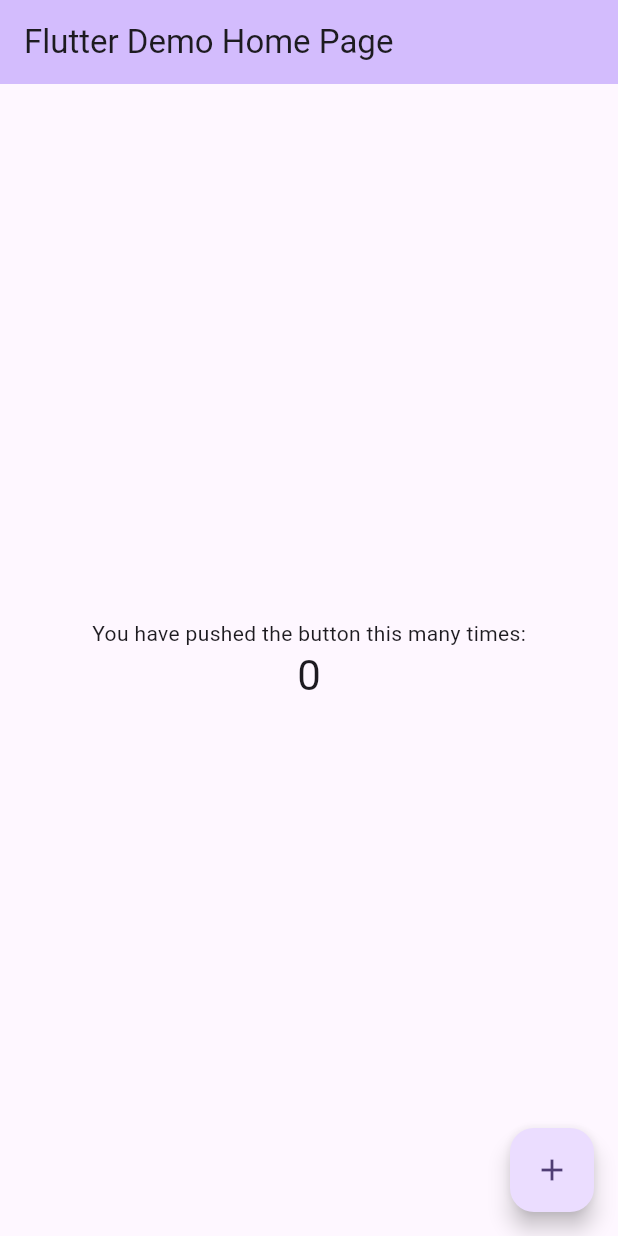
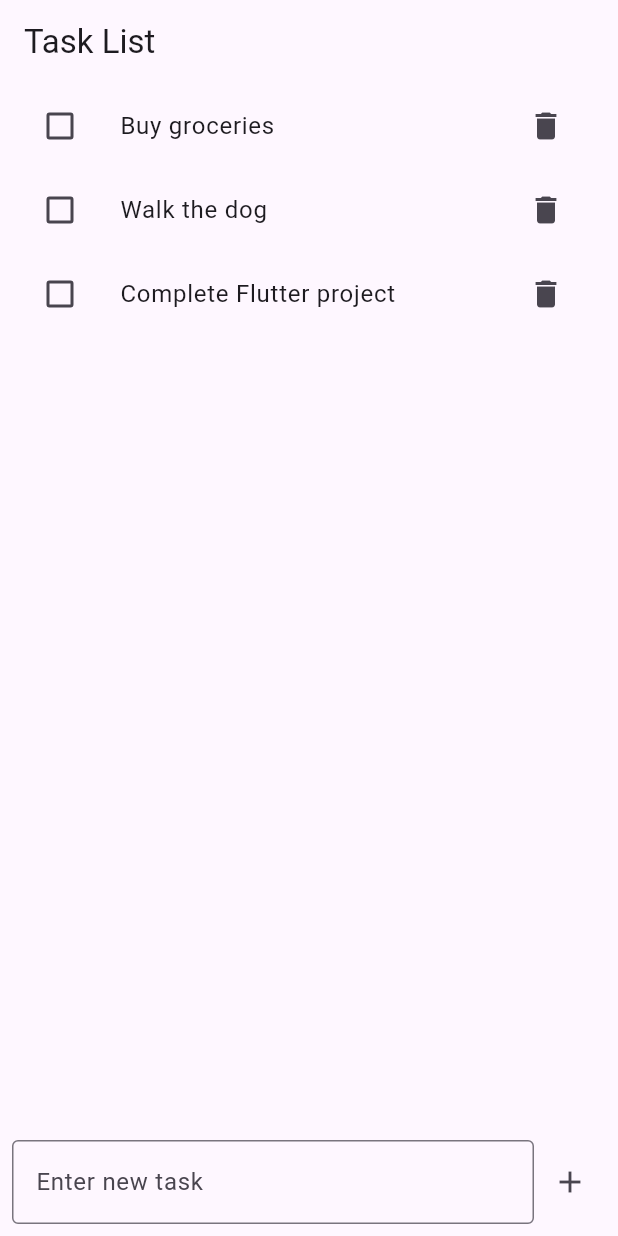
Before and after one commit to Samiz244/to_do_list, a Flutter app: the screen it shows after launch, on a phone screen of 412 x 824 dp. Run offline on Flutter 3.47's test engine with Material 3 defaults, Android fonts, the phone set to English and light mode, and no system bars.

Commit message:
Add functionality.

```diff
--- a/lib/main.dart
+++ b/lib/main.dart
@@ -1,125 +1,143 @@
 import 'package:flutter/material.dart';
 
-void main() {
-  runApp(const MyApp());
+class Task {
+  String name;
+  bool isCompleted;
+
+  Task({required this.name, this.isCompleted = false});
 }
 
-class MyApp extends StatelessWidget {
-  const MyApp({super.key});
+class TaskListScreen extends StatefulWidget {
+  const TaskListScreen({super.key});
 
-  // This widget is the root of your application.
+  @override
+  _TaskListScreenState createState() => _TaskListScreenState();
+}
+
+class _TaskListScreenState extends State<TaskListScreen> {
+  // Define a list of tasks as an instance variable
+  List<Task> tasks = [
+    Task(name: 'Buy groceries'),
+    Task(name: 'Walk the dog'),
+    Task(name: 'Complete Flutter project'),
+  ];
+
+  // Method to add a new tasks
+  void _addTask(String taskName) {
+    setState(() {
+      tasks.add(Task(name: taskName));
+    });
+  }
+
+  // Method to mark tasks as completed
+  void _toggleTaskCompletion(int index) {
+    setState(() {
+      tasks[index].isCompleted = !tasks[index].isCompleted;
+    });
+  }
+
+  // Method to remove a task
+  void _removeTask(int index) {
+    setState(() {
+      tasks.removeAt(index);
+    });
+  }
+
+  // Build the UI for the task list
   @override
   Widget build(BuildContext context) {
-    return MaterialApp(
-      title: 'Flutter Demo',
-      theme: ThemeData(
-        // This is the theme of your application.
-        //
-        // TRY THIS: Try running your application with "flutter run". You'll see
-        // the application has a purple toolbar. Then, without quitting the app,
-        // try changing the seedColor in the colorScheme below to Colors.green
-        // and then invoke "hot reload" (save your changes or press the "hot
-        // reload" button in a Flutter-supported IDE, or press "r" if you used
-        // the command line to start the app).
-        //
-        // Notice that the counter didn't reset back to zero; the application
-        // state is not lost during the reload. To reset the state, use hot
-        // restart instead.
-        //
-        // This works for code too, not just values: Most code changes can be
-        // tested with just a hot reload.
-        colorScheme: ColorScheme.fromSeed(seedColor: Colors.deepPurple),
-        useMaterial3: true,
+    return Scaffold(
+      appBar: AppBar(
+        title: const Text('Task List'),
       ),
-      home: const MyHomePage(title: 'Flutter Demo Home Page'),
+      body: Column(
+        children: [
+          Expanded(
+            child: ListView.builder(
+              itemCount: tasks.length,
+              itemBuilder: (context, index) {
+                return ListTile(
+                  title: Text(
+                    tasks[index].name,
+                    style: TextStyle(
+                      decoration: tasks[index].isCompleted
+                          ? TextDecoration.lineThrough
+                          : TextDecoration.none,
+                    ),
+                  ),
+
+                  leading: Checkbox(
+                    value: tasks[index].isCompleted,  // [Checkbox to show completion status]
+                    onChanged: (value) {
+                      _toggleTaskCompletion(index);  // [Toggle task completion on checkbox change]
+                    },
+                  ),
+                  trailing: IconButton(
+                    icon: Icon(Icons.delete),
+                    onPressed: () => _removeTask(index),  // [Remove task when Delete button is pressed]
+                  ),
+                );
+              },
+            ),
+          ),
+          Padding(
+            padding: const EdgeInsets.all(8.0),
+            child: Row(
+              children: [
+                Expanded(
+                  child: TextField(
+                    decoration: InputDecoration(
+                      labelText: 'Enter new task',
+                      border: OutlineInputBorder(),
+                    ),
+                    onSubmitted: (value) {
+                      if (value.isNotEmpty) {
+                        _addTask(value); // [Add new task on submission]
+                      }
+                    },
+                  ),
+                ),
+                IconButton(
+                  icon: Icon(Icons.add),
+                  onPressed: () {
+                    // [Add task when Add button is tapped]
+                    final controller = TextEditingController();
+                    showDialog(
+                      context: context,
+                      builder: (context) {
+                        return AlertDialog(
+                          title: Text('Add Task'),
+                          content: TextField(
+                            controller: controller,
+                            decoration: InputDecoration(labelText: 'Task Name'),
+                          ),
+                          actions: [
+                            TextButton(
+                              onPressed: () {
+                                if (controller.text.isNotEmpty) {
+                                  _addTask(controller.text);
+                                }
+                                Navigator.of(context).pop(); // [Close dialog]
+                              },
+                              child: Text('Add'),
+                            ),
+                          ],
+                        );
+                      },
+                    );
+                  },
+                ),
+              ],
+            ),
+          ),
+        ],
+      ),
     );
   }
 }
 
-class MyHomePage extends StatefulWidget {
-  const MyHomePage({super.key, required this.title});
-
-  // This widget is the home page of your application. It is stateful, meaning
-  // that it has a State object (defined below) that contains fields that affect
-  // how it looks.
-
-  // This class is the configuration for the state. It holds the values (in this
-  // case the title) provided by the parent (in this case the App widget) and
-  // used by the build method of the State. Fields in a Widget subclass are
-  // always marked "final".
-
-  final String title;
-
-  @override
-  State<MyHomePage> createState() => _MyHomePageState();
+void main() {
+  runApp(MaterialApp(
+    home: TaskListScreen(),
+  ));
 }
-
-class _MyHomePageState extends State<MyHomePage> {
-  int _counter = 0;
-
-  void _incrementCounter() {
-    setState(() {
-      // This call to setState tells the Flutter framework that something has
-      // changed in this State, which causes it to rerun the build method below
-      // so that the display can reflect the updated values. If we changed
-      // _counter without calling setState(), then the build method would not be
-      // called again, and so nothing would appear to happen.
-      _counter++;
-    });
-  }
-
-  @override
-  Widget build(BuildContext context) {
-    // This method is rerun every time setState is called, for instance as done
-    // by the _incrementCounter method above.
-    //
-    // The Flutter framework has been optimized to make rerunning build methods
-    // fast, so that you can just rebuild anything that needs updating rather
-    // than having to individually change instances of widgets.
-    return Scaffold(
-      appBar: AppBar(
-        // TRY THIS: Try changing the color here to a specific color (to
-        // Colors.amber, perhaps?) and trigger a hot reload to see the AppBar
-        // change color while the other colors stay the same.
-        backgroundColor: Theme.of(context).colorScheme.inversePrimary,
-        // Here we take the value from the MyHomePage object that was created by
-        // the App.build method, and use it to set our appbar title.
-        title: Text(widget.title),
-      ),
-      body: Center(
-        // Center is a layout widget. It takes a single child and positions it
-        // in the middle of the parent.
-        child: Column(
-          // Column is also a layout widget. It takes a list of children and
-          // arranges them vertically. By default, it sizes itself to fit its
-          // children horizontally, and tries to be as tall as its parent.
-          //
-          // Column has various properties to control how it sizes itself and
-          // how it positions its children. Here we use mainAxisAlignment to
-          // center the children vertically; the main axis here is the vertical
-          // axis because Columns are vertical (the cross axis would be
-          // horizontal).
-          //
-          // TRY THIS: Invoke "debug painting" (choose the "Toggle Debug Paint"
-          // action in the IDE, or press "p" in the console), to see the
-          // wireframe for each widget.
-          mainAxisAlignment: MainAxisAlignment.center,
-          children: <Widget>[
-            const Text(
-              'You have pushed the button this many times:',
-            ),
-            Text(
-              '$_counter',
-              style: Theme.of(context).textTheme.headlineMedium,
-            ),
-          ],
-        ),
-      ),
-      floatingActionButton: FloatingActionButton(
-        onPressed: _incrementCounter,
-        tooltip: 'Increment',
-        child: const Icon(Icons.add),
-      ), // This trailing comma makes auto-formatting nicer for build methods.
-    );
-  }
-}
```
